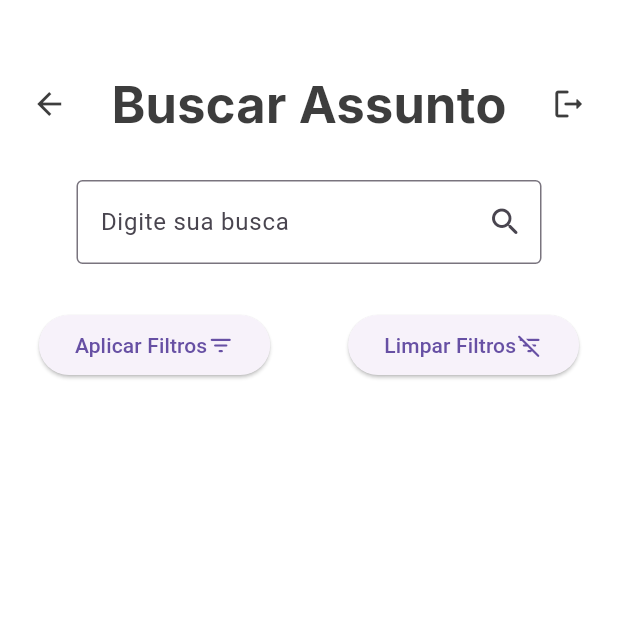
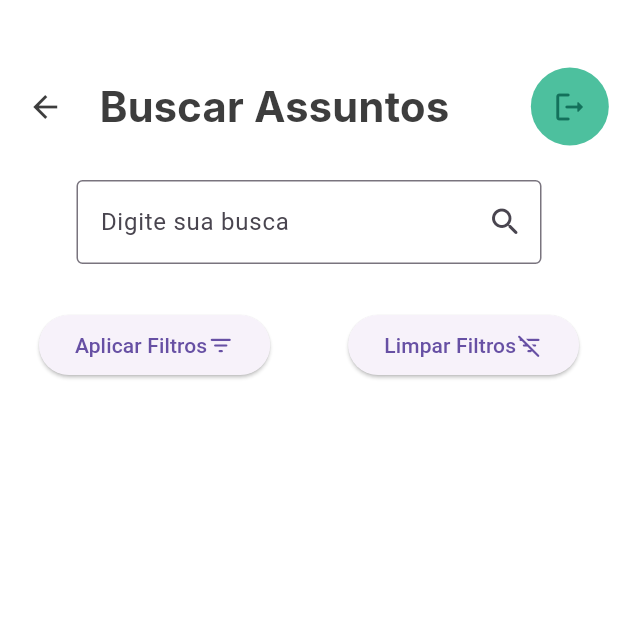
Before and after one commit to paulohp7/fatec_problematicas, a Flutter app: the SearchSubjects screen opened by its route, on a phone screen of 412 x 824 dp, the top half of it. Run offline on Flutter 3.47's test engine with Material 3 defaults, Android fonts, the phone set to English and light mode, and no system bars.

Commit message:
Adicionando estilo no topo para padronização

```diff
--- a/lib/views/searchsubjects.page.dart
+++ b/lib/views/searchsubjects.page.dart
@@ -77,19 +77,30 @@ class _SearchSubjectsState extends State<SearchSubjects> {
                 ),
                 //SizedBox(width: 15), // Espaço entre a seta e o texto
                 Text(
-                  "Buscar Assunto",
+                  "Buscar Assuntos",
                   style: TextStyle(
-                    fontSize: 34,
+                    fontSize: 28,
                     fontFamily: 'Inter',
                     fontWeight: FontWeight.w800,
                     color: Color(0xFF3D3D3D),
                   ),
                 ),
-                IconButton(
-                  icon: Icon(Icons.logout_rounded, color: Color(0xFF3D3D3D)),
-                  onPressed: () {
-                    // Navigator.of(context).pop();
-                  },
+
+                SizedBox(width: 30), // espaço entre o bem-vindo e o logout
+
+                Container(
+                  padding: EdgeInsets.all(2), // Tamanho do círculo
+                  decoration: BoxDecoration(
+                    color: Color(0xFF4DC09E),
+                    shape: BoxShape.circle,
+                  ),
+                  child: IconButton(
+                    icon: Icon(Icons.logout_rounded, color: Color(0xFF13715B)),
+                    onPressed: () {
+                      // Navigator.of(context).pop();
+                      Navigator.pushNamed(context, '/login');
+                    },
+                  ),
                 ),
               ],
             ),
```
Also changed, not shown: lib/views/mysubjects.page.dart (+17 -6 lines).
